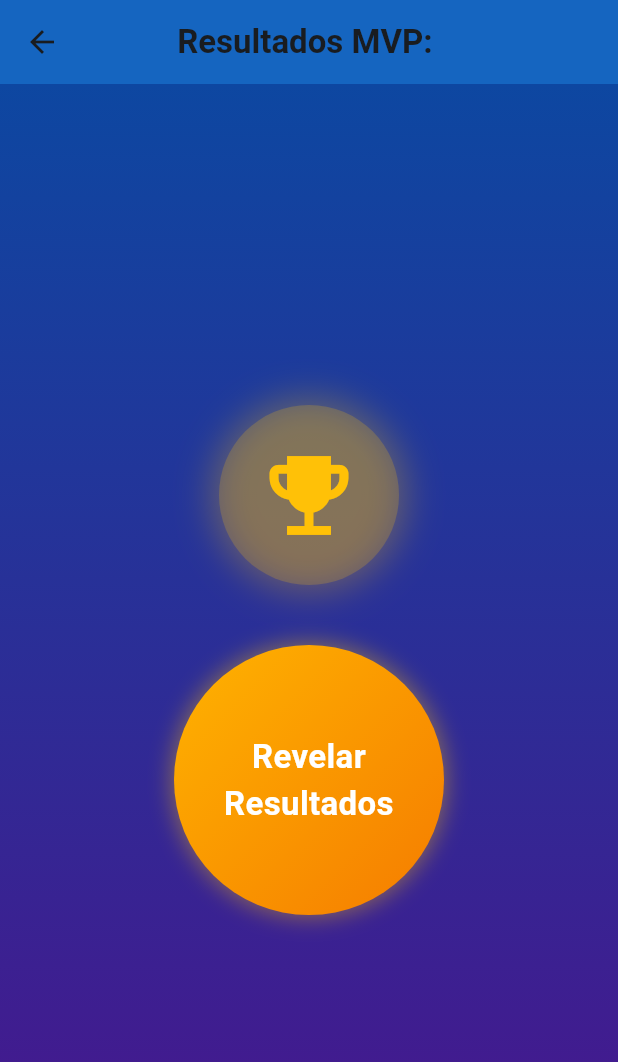
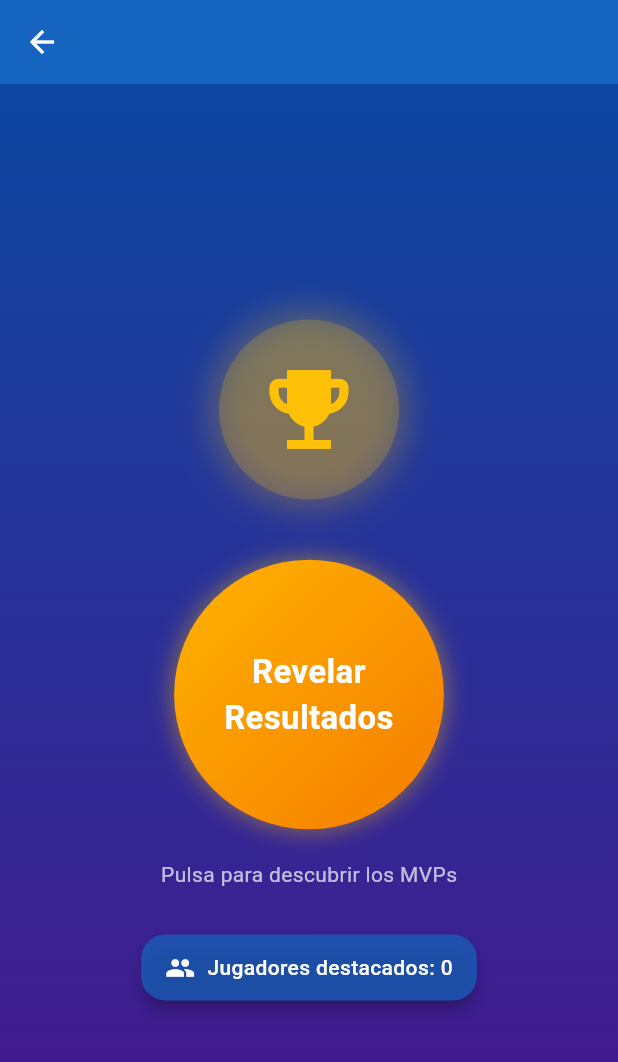
Before and after one commit to Ertiosanluci/StatsfootPRO, a Flutter app: the MVPResultsRevealScreen screen opened directly with empty values, on a phone screen of 412 x 824 dp. Shown: the top 1062 px of the screen. Run offline on Flutter 3.47's test engine with Material 3 defaults, Android fonts, the phone set to English and light mode, and no system bars; our stand-ins replace app_links, file_picker, fl_chart, flutter_riverpod, fluttertoast, image_picker and 2 more; accounts and stored records are empty; Roboto replaces fonts that are missing (Poppins).

Commit message:
ya funciona la pantalla de revelación de mejores jugadores

```diff
--- a/lib/screens/mvp_results_reveal_screen.dart
+++ b/lib/screens/mvp_results_reveal_screen.dart
@@ -32,6 +32,16 @@ class _MVPResultsRevealScreenState extends State<MVPResultsRevealScreen> with Ti
   void initState() {
     super.initState();
 
+    // Log para verificar que se recibieron los datos correctamente
+    print('==== MVP RESULTS SCREEN DATA ====');
+    print('Top Players recibidos: ${widget.topPlayers.length}');
+    for (var i = 0; i < widget.topPlayers.length; i++) {
+      print('Top Player ${i+1}: ${widget.topPlayers[i]['nombre']}');
+    }
+    print('MVP Claro: ${widget.mvpClaroData['nombre'] ?? "No disponible"}');
+    print('MVP Oscuro: ${widget.mvpOscuroData['nombre'] ?? "No disponible"}');
+    print('================================');
+
     // Animation controller for the initial reveal animation
     _revealController = AnimationController(
       duration: const Duration(milliseconds: 800),
@@ -51,10 +61,14 @@ class _MVPResultsRevealScreenState extends State<MVPResultsRevealScreen> with Ti
   }
 
   void _onRevealButtonPressed() {
+    // Añadir animación de pulsación al botón
+    Future.delayed(const Duration(milliseconds: 150), () {
       setState(() {
         _isRevealed = true;
       });
+      // Reproducir la animación con efecto de rebote
       _revealController.forward();
+    });
   }
 
   void _onPlayerCardTap(int index) {
@@ -70,10 +84,14 @@ class _MVPResultsRevealScreenState extends State<MVPResultsRevealScreen> with Ti
     return Scaffold(
       backgroundColor: Colors.blue.shade900,
       appBar: AppBar(
-        title: Text('Resultados MVP: ${widget.matchName}'),
+        title: Text(
+          widget.matchName,
+          style: const TextStyle(color: Colors.white),
+        ),
         backgroundColor: Colors.blue.shade800,
         elevation: 0,
         centerTitle: true,
+        iconTheme: const IconThemeData(color: Colors.white), // Flecha de atrás en blanco
       ),
       body: Container(
         decoration: BoxDecoration(
@@ -111,18 +129,27 @@ class _MVPResultsRevealScreenState extends State<MVPResultsRevealScreen> with Ti
               ),
             ],
           ),
-          child: Icon(
+          child: const Icon(
             Icons.emoji_events,
             color: Colors.amber,
             size: 70,
           ),
         ),
         const SizedBox(height: 40),
-        // Circular button
-        GestureDetector(
+        // Circular button with press animation
+        TweenAnimationBuilder<double>(
+          tween: Tween<double>(begin: 1.0, end: 1.05),
+          duration: const Duration(milliseconds: 1000),
+          builder: (context, value, child) {
+            return Transform.scale(
+              scale: 1.0 + (value - 1.0) * 0.05 * math.sin(value * 3 * math.pi),
+              child: child,
+            );
+          },
+          child: GestureDetector(
             onTap: _onRevealButtonPressed,
             child: AnimatedContainer(
-            duration: const Duration(milliseconds: 200),
+              duration: const Duration(milliseconds: 300),
               width: 180,
               height: 180,
               decoration: BoxDecoration(
@@ -140,7 +167,7 @@ class _MVPResultsRevealScreenState extends State<MVPResultsRevealScreen> with Ti
                   ),
                 ],
               ),
-            child: Center(
+              child: const Center(
                 child: Text(
                   'Revelar\nResultados',
                   textAlign: TextAlign.center,
@@ -150,6 +177,38 @@ class _MVPResultsRevealScreenState extends State<MVPResultsRevealScreen> with Ti
                     fontWeight: FontWeight.bold,
                   ),
                 ),
+              ),
+            ),
+          ),
+        ),
+        // Instrucción sutil al usuario
+        const SizedBox(height: 20),
+        Text(
+          'Pulsa para descubrir los MVPs',
+          style: TextStyle(
+            color: Colors.white.withOpacity(0.7),
+            fontSize: 14,
+          ),
+        ),
+        // Añadir indicador de número de jugadores
+        const SizedBox(height: 30),
+        Card(
+          color: Colors.blue.shade800.withOpacity(0.7),
+          elevation: 4,
+          margin: const EdgeInsets.symmetric(horizontal: 30),
+          shape: RoundedRectangleBorder(borderRadius: BorderRadius.circular(16)),
+          child: Padding(
+            padding: const EdgeInsets.symmetric(vertical: 12, horizontal: 16),
+            child: Row(
+              mainAxisSize: MainAxisSize.min,
+              children: [
+                const Icon(Icons.people, color: Colors.white, size: 20),
+                const SizedBox(width: 8),
+                Text(
+                  'Jugadores destacados: ${widget.topPlayers.length}',
+                  style: const TextStyle(color: Colors.white, fontWeight: FontWeight.w500),
+                ),
+              ],
             ),
           ),
         ),
@@ -224,11 +283,15 @@ class _MVPResultsRevealScreenState extends State<MVPResultsRevealScreen> with Ti
   Widget _buildPlayerCard(int index) {
     final Map<String, dynamic> playerData = index < widget.topPlayers.length
         ? widget.topPlayers[index]
-        : {"nombre": "Sin datos", "foto_url": null, "votes": 0};
+        : {
+            "nombre": "Sin datos",
+            "foto_url": null,
+            "vote_count": 0
+          };
 
     final String playerName = playerData["nombre"] ?? "Sin nombre";
     final String? photoUrl = playerData["foto_url"];
-    final int votes = playerData["votes"] ?? 0;
+    final int votes = playerData["vote_count"]?.toInt() ?? 0;
     final String position = index == 0 ? "1er" : index == 1 ? "2do" : "3er";
 
     return GestureDetector(
```
Also changed, not shown: lib/match_details_screen.dart (+8 -0 lines), lib/services/mvp_voting_service.dart (+22 -2 lines), 15 other files. Lines whose indentation alone changed are shown as unchanged.
